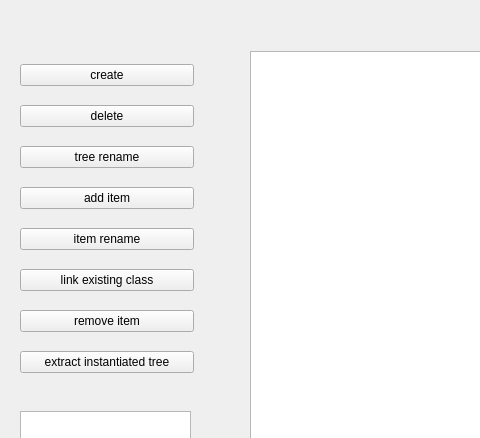
The window that src/TreeSchemata_gui.ui (heinz-preisig/PeriConto_generic) describes before a commit, drawn with Qt 5; both pictures show x 0 to 480 and y 159 to 597 of the 968 by 963 pixel window.
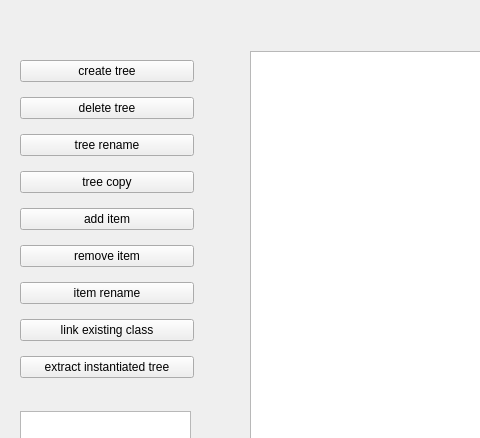
The same window after the commit.

Commit message: * added copying a tree

The edit to the form file:
```diff
--- a/src/TreeSchemata_gui.ui
+++ b/src/TreeSchemata_gui.ui
@@ -202,14 +202,14 @@
      <item>
       <widget class="QPushButton" name="pushTreeCreate">
        <property name="text">
-        <string>create</string>
+        <string>create tree</string>
        </property>
       </widget>
      </item>
      <item>
       <widget class="QPushButton" name="pushTreeDelete">
        <property name="text">
-        <string>delete</string>
+        <string>delete tree</string>
        </property>
       </widget>
      </item>
@@ -220,6 +220,13 @@
        </property>
       </widget>
      </item>
+     <item>
+      <widget class="QPushButton" name="pushTreeCopy">
+       <property name="text">
+        <string>tree copy</string>
+       </property>
+      </widget>
+     </item>
      <item>
       <widget class="QPushButton" name="pushTreeAddItem">
        <property name="text">
@@ -227,6 +234,13 @@
        </property>
       </widget>
      </item>
+     <item>
+      <widget class="QPushButton" name="pushRemoveItem">
+       <property name="text">
+        <string>remove item</string>
+       </property>
+      </widget>
+     </item>
      <item>
       <widget class="QPushButton" name="pushItemRename">
        <property name="text">
@@ -241,13 +255,6 @@
        </property>
       </widget>
      </item>
-     <item>
-      <widget class="QPushButton" name="pushRemoveItem">
-       <property name="text">
-        <string>remove item</string>
-       </property>
-      </widget>
-     </item>
      <item>
       <widget class="QPushButton" name="pushTreeReduce">
        <property name="text">
```
The commit also changes 8 other files.
